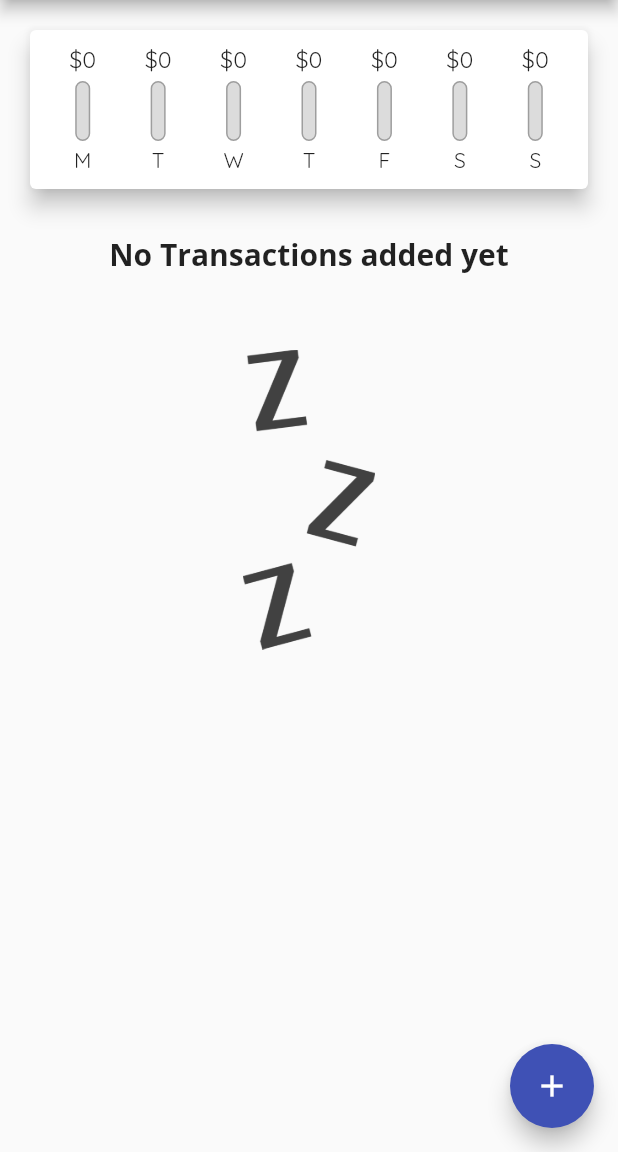
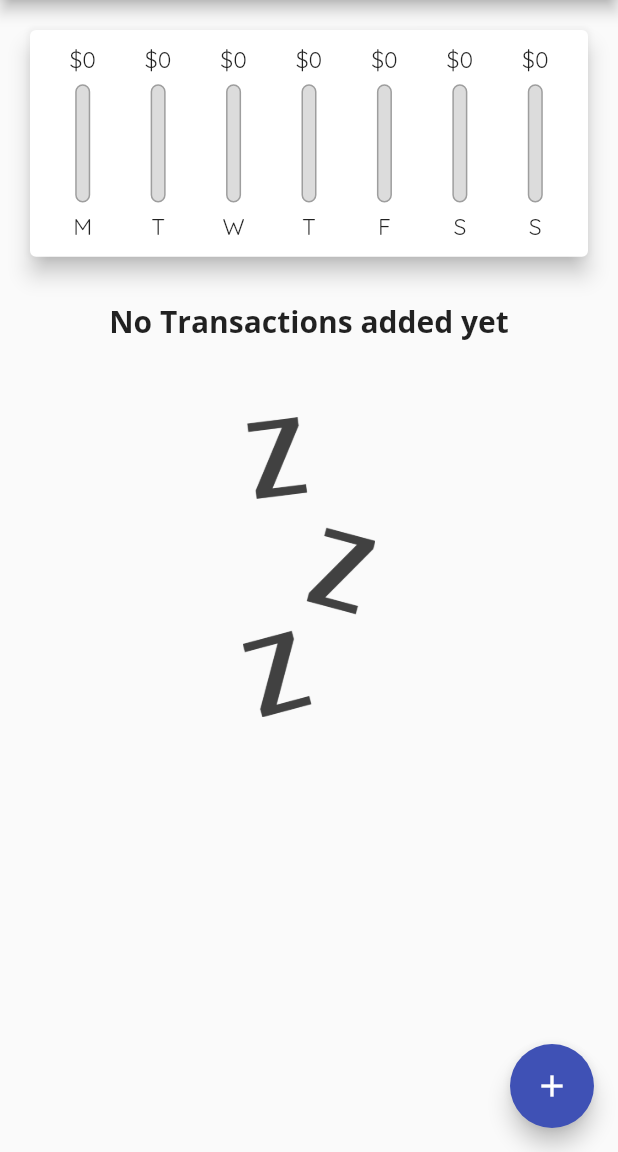
Before and after one commit to MFahadUmer/expense-manager, a Flutter app: the screen it shows after launch, on a phone screen of 412 x 824 dp, the part 84-1236 px from its top. Run offline on Flutter 3.47's test engine with Material 2 defaults, Android fonts, the phone set to English and light mode, and no system bars.

Commit message:
Adds Dynamic Styles to ChartBar

```diff
--- a/lib/main.dart
+++ b/lib/main.dart
@@ -77,8 +77,7 @@ class _HomePageState extends State<HomePage> {
 
   @override
   Widget build(BuildContext context) {
-    return Scaffold(
-      appBar: AppBar(
+    final appBar = AppBar(
       title: Text(
         'Personal Expenses',
         style: Theme.of(context).textTheme.bodyText1,
@@ -89,15 +88,27 @@ class _HomePageState extends State<HomePage> {
           icon: Icon(Icons.add),
         ),
       ],
-      ),
+    );
+
+    return Scaffold(
+      appBar: appBar,
       body: SingleChildScrollView(
         child: Container(
           child: Column(
             mainAxisAlignment: MainAxisAlignment.start,
             crossAxisAlignment: CrossAxisAlignment.stretch,
             children: [
-              Chart(_recentTransactions),
-              TransactionList(_userTranasction, deleteTransactions),
+              Container(
+                height: MediaQuery.of(context).size.height * 0.30 -
+                    appBar.preferredSize.height -
+                    MediaQuery.of(context).padding.top,
+                child: Chart(_recentTransactions),
+              ),
+              Container(
+                  height: MediaQuery.of(context).size.height * 0.70 -
+                      appBar.preferredSize.height -
+                      -MediaQuery.of(context).padding.top,
+                  child: TransactionList(_userTranasction, deleteTransactions)),
             ],
           ),
         ),
--- a/lib/widget/chart_bar.dart
+++ b/lib/widget/chart_bar.dart
@@ -1,4 +1,5 @@
 import 'package:flutter/material.dart';
+import 'package:flutter/rendering.dart';
 
 class ChartBar extends StatelessWidget {
   final String label;
@@ -8,10 +9,11 @@ class ChartBar extends StatelessWidget {
   ChartBar(this.label, this.spendingAmount, this.maxSpending);
   @override
   Widget build(BuildContext context) {
+    return LayoutBuilder(builder: (ctx, constraints) {
       return Column(
         children: [
           Container(
-          height: 20,
+            height: constraints.maxHeight * 0.15,
             child: FittedBox(
               child: Text(
                 "\$${spendingAmount.toStringAsFixed(0)}",
@@ -19,10 +21,10 @@ class ChartBar extends StatelessWidget {
             ),
           ),
           SizedBox(
-          height: 4,
+            height: constraints.maxHeight * 0.05,
           ),
           Container(
-          height: 40,
+            height: constraints.maxHeight * 0.6,
             width: 10,
             child: Stack(
               children: [
@@ -46,10 +48,16 @@ class ChartBar extends StatelessWidget {
             ),
           ),
           SizedBox(
-          height: 4,
+            height: constraints.maxHeight * 0.05,
           ),
-        Text(label),
+          Container(
+            height: constraints.maxHeight * 0.15,
+            child: FittedBox(
+              child: Text(label),
+            ),
+          ),
         ],
       );
+    });
   }
 }
```
Lines whose indentation alone changed are shown as unchanged.
